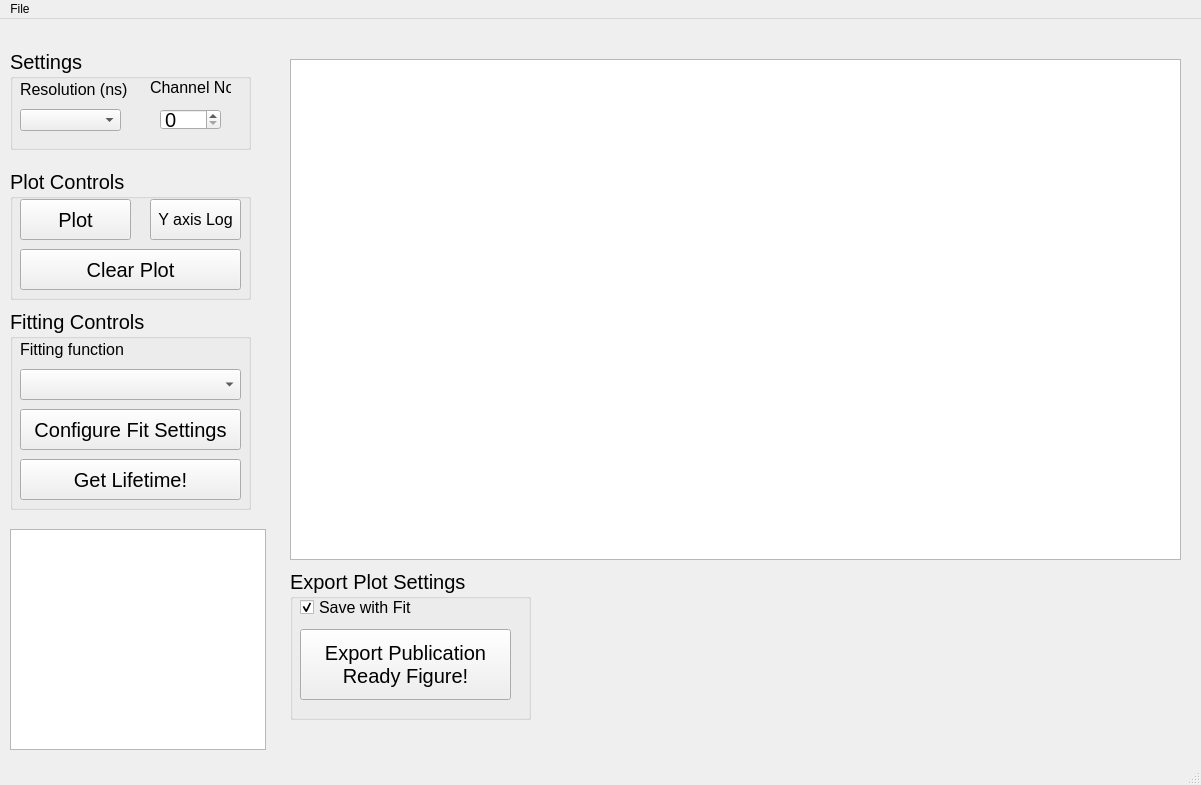
This is PythonGUI_apps/Lifetime_analysis/Lifetime_analysis_gui_layout.ui in SarthakJariwala/Python_GUI_apps as Qt 5 draws it before an edit. The edited form follows.
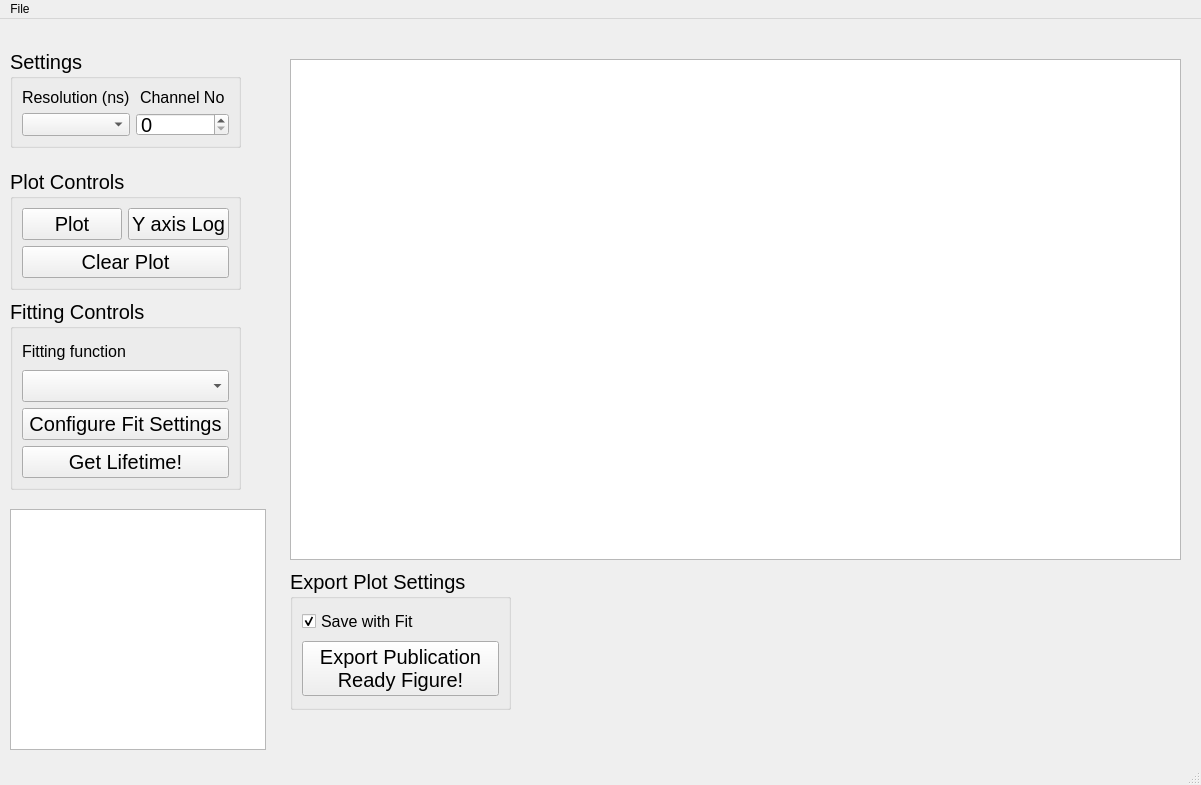
This is the edited form. Custom widgets are drawn as their Qt base class.

Commit message: pretty layout

The edit to the form file:
```diff
--- a/PythonGUI_apps/Lifetime_analysis/Lifetime_analysis_gui_layout.ui
+++ b/PythonGUI_apps/Lifetime_analysis/Lifetime_analysis_gui_layout.ui
@@ -29,8 +29,8 @@
      <rect>
       <x>10</x>
       <y>30</y>
-      <width>241</width>
-      <height>101</height>
+      <width>231</width>
+      <height>99</height>
      </rect>
     </property>
     <property name="font">
@@ -41,33 +41,9 @@
     <property name="title">
      <string>Settings</string>
     </property>
-    <widget class="QLabel" name="label_3">
-     <property name="geometry">
-      <rect>
-       <x>140</x>
-       <y>30</y>
-       <width>81</width>
-       <height>16</height>
-      </rect>
-     </property>
-     <property name="font">
-      <font>
-       <pointsize>12</pointsize>
-      </font>
-     </property>
-     <property name="text">
-      <string>Channel No</string>
-     </property>
-    </widget>
+    <layout class="QGridLayout" name="gridLayout">
+     <item row="0" column="0">
     <widget class="QLabel" name="label">
-     <property name="geometry">
-      <rect>
-       <x>10</x>
-       <y>30</y>
-       <width>111</width>
-       <height>21</height>
-      </rect>
-     </property>
      <property name="font">
       <font>
        <pointsize>12</pointsize>
@@ -77,40 +53,42 @@
       <string>Resolution (ns)</string>
      </property>
     </widget>
-    <widget class="QComboBox" name="Res_comboBox">
-     <property name="geometry">
-      <rect>
-       <x>10</x>
-       <y>60</y>
-       <width>101</width>
-       <height>22</height>
-      </rect>
-     </property>
-     <property name="acceptDrops">
-      <bool>true</bool>
-     </property>
-    </widget>
+     </item>
+     <item row="1" column="1">
     <widget class="QSpinBox" name="Channel_spinBox">
-     <property name="geometry">
-      <rect>
-       <x>150</x>
-       <y>60</y>
-       <width>61</width>
-       <height>21</height>
-      </rect>
-     </property>
      <property name="maximum">
       <number>512</number>
      </property>
     </widget>
+     </item>
+     <item row="1" column="0">
+      <widget class="QComboBox" name="Res_comboBox">
+       <property name="acceptDrops">
+        <bool>true</bool>
+       </property>
+      </widget>
+     </item>
+     <item row="0" column="1" alignment="Qt::AlignHCenter">
+      <widget class="QLabel" name="label_3">
+       <property name="font">
+        <font>
+         <pointsize>12</pointsize>
+        </font>
+       </property>
+       <property name="text">
+        <string>Channel No</string>
+       </property>
+      </widget>
+     </item>
+    </layout>
    </widget>
    <widget class="QGroupBox" name="groupBox_2">
     <property name="geometry">
      <rect>
       <x>10</x>
       <y>150</y>
-      <width>241</width>
-      <height>131</height>
+      <width>231</width>
+      <height>121</height>
      </rect>
     </property>
     <property name="font">
@@ -121,15 +99,9 @@
     <property name="title">
      <string>Plot Controls</string>
     </property>
+    <layout class="QGridLayout" name="gridLayout_2">
+     <item row="0" column="0">
     <widget class="QPushButton" name="plot_pushButton">
-     <property name="geometry">
-      <rect>
-       <x>10</x>
-       <y>30</y>
-       <width>111</width>
-       <height>41</height>
-      </rect>
-     </property>
      <property name="font">
       <font>
        <pointsize>15</pointsize>
@@ -141,33 +113,21 @@
       <string>Plot</string>
      </property>
     </widget>
+     </item>
+     <item row="0" column="1">
     <widget class="QPushButton" name="log_pushButton">
-     <property name="geometry">
-      <rect>
-       <x>140</x>
-       <y>30</y>
-       <width>91</width>
-       <height>41</height>
-      </rect>
-     </property>
      <property name="font">
       <font>
-       <pointsize>12</pointsize>
+         <pointsize>15</pointsize>
       </font>
      </property>
      <property name="text">
       <string>Y axis Log</string>
      </property>
     </widget>
+     </item>
+     <item row="1" column="0" colspan="2">
     <widget class="QPushButton" name="clear_pushButton">
-     <property name="geometry">
-      <rect>
-       <x>10</x>
-       <y>80</y>
-       <width>221</width>
-       <height>41</height>
-      </rect>
-     </property>
      <property name="font">
       <font>
        <pointsize>15</pointsize>
@@ -178,14 +138,16 @@
       <string>Clear Plot</string>
      </property>
     </widget>
+     </item>
+    </layout>
    </widget>
    <widget class="QGroupBox" name="groupBox_3">
     <property name="geometry">
      <rect>
       <x>10</x>
-      <y>290</y>
-      <width>241</width>
-      <height>201</height>
+      <y>280</y>
+      <width>231</width>
+      <height>191</height>
      </rect>
     </property>
     <property name="font">
@@ -196,25 +158,9 @@
     <property name="title">
      <string>Fitting Controls</string>
     </property>
-    <widget class="QComboBox" name="FittingFunc_comboBox">
-     <property name="geometry">
-      <rect>
-       <x>10</x>
-       <y>60</y>
-       <width>221</width>
-       <height>31</height>
-      </rect>
-     </property>
-    </widget>
+    <layout class="QVBoxLayout" name="verticalLayout">
+     <item>
     <widget class="QLabel" name="label_2">
-     <property name="geometry">
-      <rect>
-       <x>10</x>
-       <y>30</y>
-       <width>111</width>
-       <height>20</height>
-      </rect>
-     </property>
      <property name="font">
       <font>
        <pointsize>12</pointsize>
@@ -224,45 +170,38 @@
       <string>Fitting function</string>
      </property>
     </widget>
-    <widget class="QPushButton" name="fit_pushButton">
-     <property name="geometry">
-      <rect>
-       <x>10</x>
-       <y>150</y>
-       <width>221</width>
-       <height>41</height>
-      </rect>
-     </property>
-     <property name="font">
-      <font>
-       <pointsize>15</pointsize>
-      </font>
-     </property>
-     <property name="text">
-      <string>Get Lifetime!</string>
-     </property>
-    </widget>
+     </item>
+     <item>
+      <widget class="QComboBox" name="FittingFunc_comboBox"/>
+     </item>
+     <item>
     <widget class="QPushButton" name="config_fit_pushButton">
-     <property name="geometry">
-      <rect>
-       <x>10</x>
-       <y>100</y>
-       <width>221</width>
-       <height>41</height>
-      </rect>
-     </property>
      <property name="text">
       <string>Configure Fit Settings</string>
      </property>
     </widget>
+     </item>
+     <item>
+      <widget class="QPushButton" name="fit_pushButton">
+       <property name="font">
+        <font>
+         <pointsize>15</pointsize>
+        </font>
+       </property>
+       <property name="text">
+        <string>Get Lifetime!</string>
+       </property>
+      </widget>
+     </item>
+    </layout>
    </widget>
    <widget class="QTextBrowser" name="Result_textBrowser">
     <property name="geometry">
      <rect>
       <x>10</x>
-      <y>510</y>
+      <y>490</y>
       <width>256</width>
-      <height>221</height>
+      <height>241</height>
      </rect>
     </property>
     <property name="font">
@@ -276,8 +215,8 @@
      <rect>
       <x>290</x>
       <y>550</y>
-      <width>241</width>
-      <height>151</height>
+      <width>221</width>
+      <height>141</height>
      </rect>
     </property>
     <property name="font">
@@ -288,15 +227,9 @@
     <property name="title">
      <string>Export Plot Settings</string>
     </property>
+    <layout class="QGridLayout" name="gridLayout_3">
+     <item row="0" column="0">
     <widget class="QCheckBox" name="save_w_fit_checkBox">
-     <property name="geometry">
-      <rect>
-       <x>10</x>
-       <y>30</y>
-       <width>121</width>
-       <height>17</height>
-      </rect>
-     </property>
      <property name="font">
       <font>
        <pointsize>12</pointsize>
@@ -309,15 +242,9 @@
       <bool>true</bool>
      </property>
     </widget>
+     </item>
+     <item row="1" column="0">
     <widget class="QPushButton" name="export_plot_pushButton">
-     <property name="geometry">
-      <rect>
-       <x>10</x>
-       <y>60</y>
-       <width>211</width>
-       <height>71</height>
-      </rect>
-     </property>
      <property name="font">
       <font>
        <pointsize>15</pointsize>
@@ -330,6 +257,30 @@
 Ready Figure!</string>
      </property>
     </widget>
+     </item>
+    </layout>
+   </widget>
+   <widget class="QWidget" name="verticalLayoutWidget">
+    <property name="geometry">
+     <rect>
+      <x>280</x>
+      <y>20</y>
+      <width>911</width>
+      <height>531</height>
+     </rect>
+    </property>
+    <layout class="QVBoxLayout" name="verticalLayout_2"/>
+   </widget>
+   <widget class="QWidget" name="horizontalLayoutWidget">
+    <property name="geometry">
+     <rect>
+      <x>0</x>
+      <y>10</y>
+      <width>271</width>
+      <height>731</height>
+     </rect>
+    </property>
+    <layout class="QHBoxLayout" name="horizontalLayout"/>
    </widget>
   </widget>
   <widget class="QMenuBar" name="menubar">
```
Lines whose indentation alone changed are shown as unchanged. The commit also changes 1 other file.
